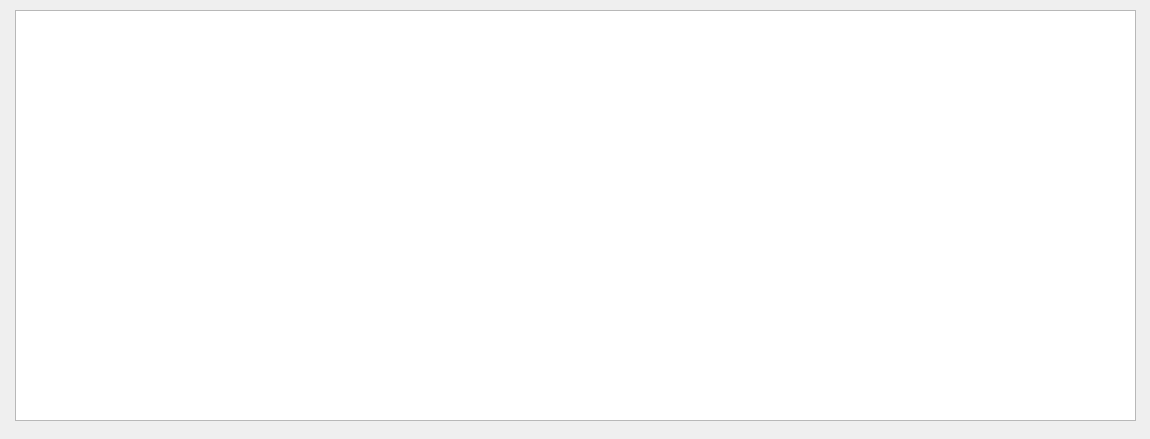
This is General/showgroupsdialog.ui in MrRisoni/Gauss as Qt 5 draws it before an edit. The edited form follows.
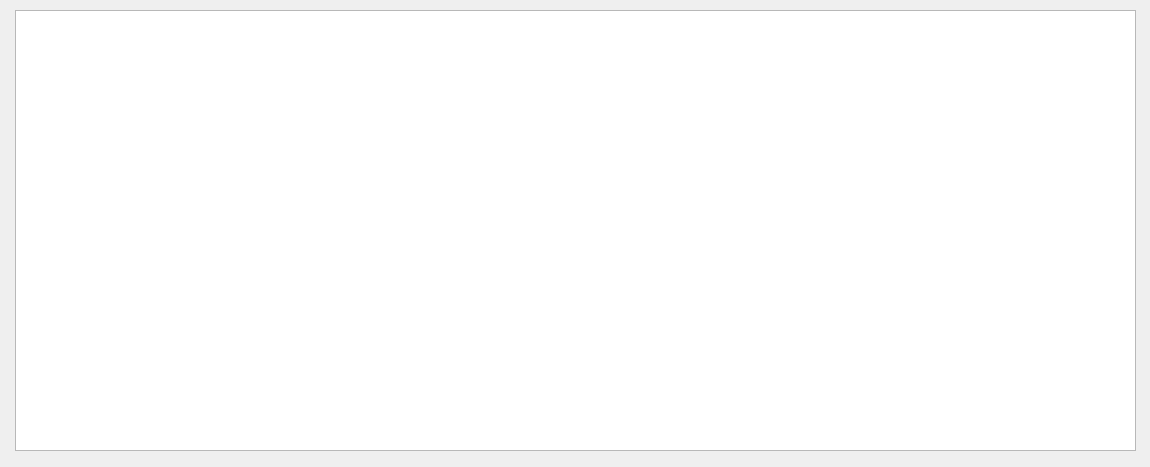
This is the edited form.

Patch:
```diff
--- a/General/showgroupsdialog.ui
+++ b/General/showgroupsdialog.ui
@@ -7,7 +7,7 @@
     <x>0</x>
     <y>0</y>
     <width>1150</width>
-    <height>439</height>
+    <height>467</height>
    </rect>
   </property>
   <property name="windowTitle">
@@ -19,7 +19,7 @@
      <x>15</x>
      <y>10</y>
      <width>1121</width>
-     <height>411</height>
+     <height>441</height>
     </rect>
    </property>
    <property name="editTriggers">
```
Left out of the diff: 2 changed lines with no effect on the pictures.
